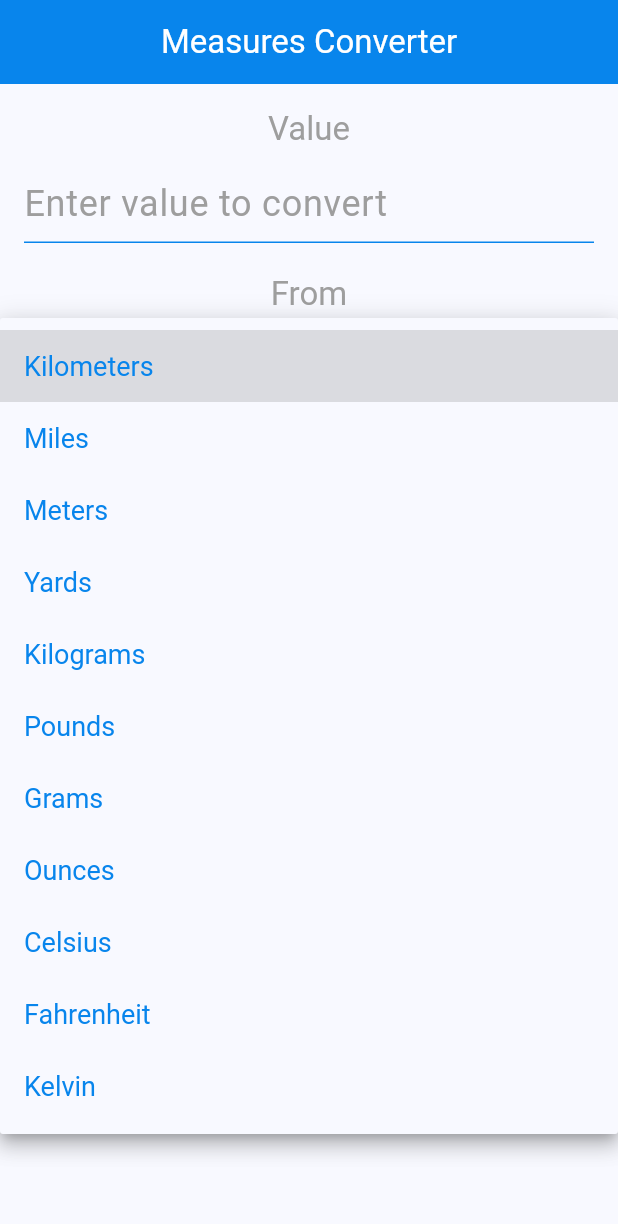
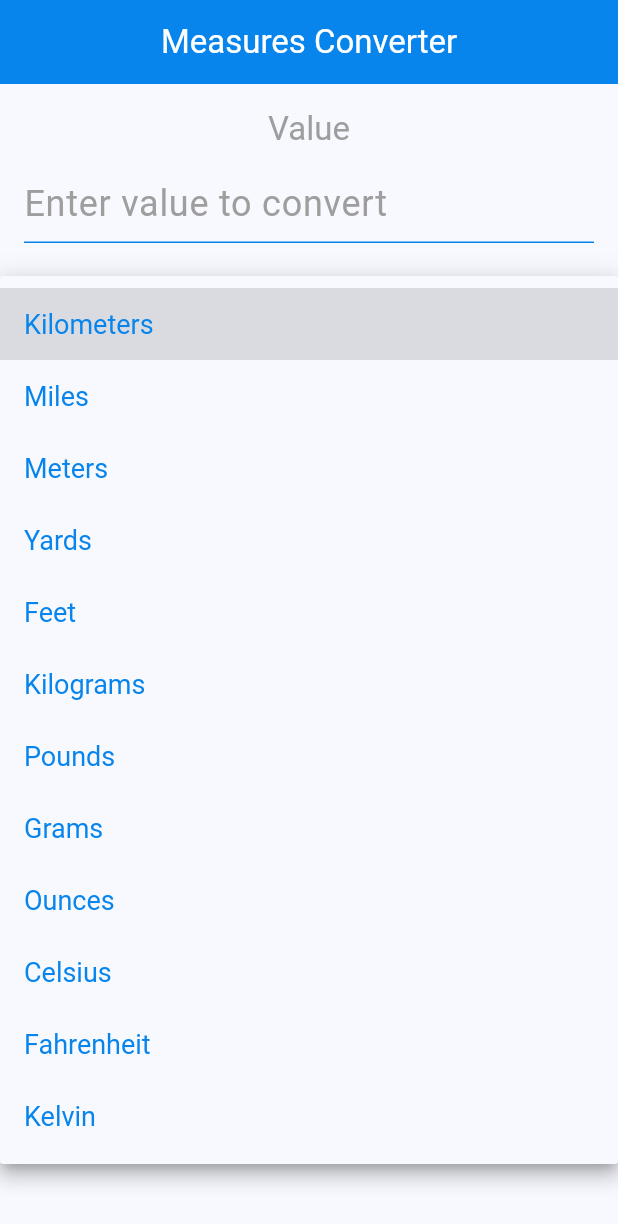
Before and after one commit to sbhandari30903/MSCS-533_Assignment1, a Flutter app: the screen it shows after launch, after a tap on "Kilometers", on a phone screen of 412 x 824 dp. Shown: the top 1224 px of the screen. Run offline on Flutter 3.47's test engine with Material 3 defaults, Android fonts, the light colour scheme and no system bars.

Commit message:
Added Feet in distance convertor.

```diff
--- a/conversion/lib/conversion_logic.dart
+++ b/conversion/lib/conversion_logic.dart
@@ -4,6 +4,7 @@ final Map<String, List<String>> measures = {
     'Miles',
     'Meters',
     'Yards',
+    'Feet',
     'Kilograms',
     'Pounds',
     'Grams',
@@ -12,7 +13,7 @@ final Map<String, List<String>> measures = {
     'Fahrenheit',
     'Kelvin',
   ],
-  'Length': ['Kilometers', 'Miles', 'Meters', 'Yards'],
+  'Length': ['Kilometers', 'Miles', 'Meters', 'Yards', 'Feet'], // Added Feet
   'Weight': ['Kilograms', 'Pounds', 'Grams', 'Ounces'],
   'Temperature': ['Celsius', 'Fahrenheit', 'Kelvin'],
 };
@@ -44,6 +45,7 @@ double convert(String measure, String from, String to, double value) {
   }
 }
 
+// Update the convertLength function to handle Feet
 double convertLength(String from, String to, double value) {
   // Convert to meters first (base unit)
   double inMeters;
@@ -56,6 +58,9 @@ double convertLength(String from, String to, double value) {
       break;
     case 'Yards':
       inMeters = value * 0.9144;
+      break;
+    case 'Feet':
+      inMeters = value * 0.3048; // Added Feet conversion
       break;
     case 'Meters':
       inMeters = value;
@@ -72,6 +77,8 @@ double convertLength(String from, String to, double value) {
       return inMeters / 1609.34;
     case 'Yards':
       return inMeters / 0.9144;
+    case 'Feet':
+      return inMeters / 0.3048; // Added Feet conversion
     case 'Meters':
       return inMeters;
     default:
```
